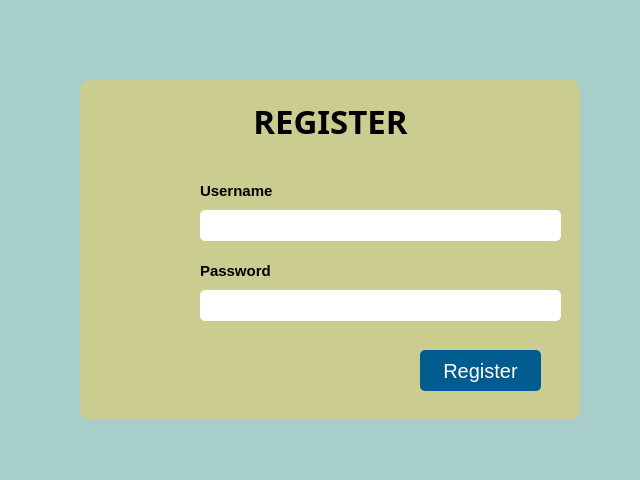
Old version of the form register.ui in the repository iqbalmusyaffa/Aplikasi-Pendataan-Gaji-Karyawan.
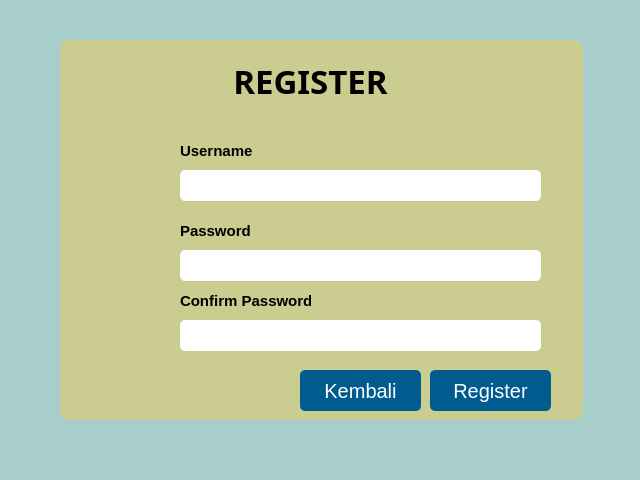
New version of the form. Icons and pictures are not drawn.

Commit message: login,register fixed

Patch:
```diff
--- a/register.ui
+++ b/register.ui
@@ -59,22 +59,22 @@
   <widget class="QFrame" name="menu1">
    <property name="geometry">
     <rect>
-     <x>80</x>
-     <y>80</y>
-     <width>500</width>
-     <height>340</height>
+     <x>60</x>
+     <y>40</y>
+     <width>523</width>
+     <height>380</height>
     </rect>
    </property>
    <property name="minimumSize">
     <size>
-     <width>500</width>
-     <height>340</height>
+     <width>523</width>
+     <height>380</height>
     </size>
    </property>
    <property name="maximumSize">
     <size>
-     <width>500</width>
-     <height>340</height>
+     <width>523</width>
+     <height>380</height>
     </size>
    </property>
    <property name="frameShape">
@@ -238,8 +238,8 @@
    <widget class="QPushButton" name="tombol2">
     <property name="geometry">
      <rect>
-      <x>340</x>
-      <y>270</y>
+      <x>370</x>
+      <y>330</y>
       <width>121</width>
       <height>41</height>
      </rect>
@@ -251,6 +251,81 @@
      <string>Register</string>
     </property>
    </widget>
+   <widget class="QLineEdit" name="confirmpswd">
+    <property name="geometry">
+     <rect>
+      <x>120</x>
+      <y>280</y>
+      <width>361</width>
+      <height>31</height>
+     </rect>
+    </property>
+    <property name="echoMode">
+     <enum>QLineEdit::Password</enum>
+    </property>
+   </widget>
+   <widget class="QLabel" name="label_7">
+    <property name="geometry">
+     <rect>
+      <x>70</x>
+      <y>270</y>
+      <width>41</width>
+      <height>41</height>
+     </rect>
+    </property>
+    <property name="text">
+     <string/>
+    </property>
+    <property name="pixmap">
+     <pixmap>img/password-min.png</pixmap>
+    </property>
+    <property name="scaledContents">
+     <bool>true</bool>
+    </property>
+    <property name="wordWrap">
+     <bool>false</bool>
+    </property>
+   </widget>
+   <widget class="QLabel" name="label_8">
+    <property name="geometry">
+     <rect>
+      <x>120</x>
+      <y>250</y>
+      <width>131</width>
+      <height>21</height>
+     </rect>
+    </property>
+    <property name="font">
+     <font>
+      <family>Nirmala UI</family>
+      <pointsize>11</pointsize>
+      <weight>75</weight>
+      <bold>true</bold>
+     </font>
+    </property>
+    <property name="text">
+     <string>Confirm Password</string>
+    </property>
+    <property name="alignment">
+     <set>Qt::AlignJustify|Qt::AlignVCenter</set>
+    </property>
+   </widget>
+   <widget class="QPushButton" name="tombolkembali">
+    <property name="geometry">
+     <rect>
+      <x>240</x>
+      <y>330</y>
+      <width>121</width>
+      <height>41</height>
+     </rect>
+    </property>
+    <property name="styleSheet">
+     <string notr="true"/>
+    </property>
+    <property name="text">
+     <string>Kembali</string>
+    </property>
+   </widget>
   </widget>
  </widget>
  <resources/>
```
Left out of the diff: 6 changed lines with no effect on the pictures. The commit also changes 12 other files.
